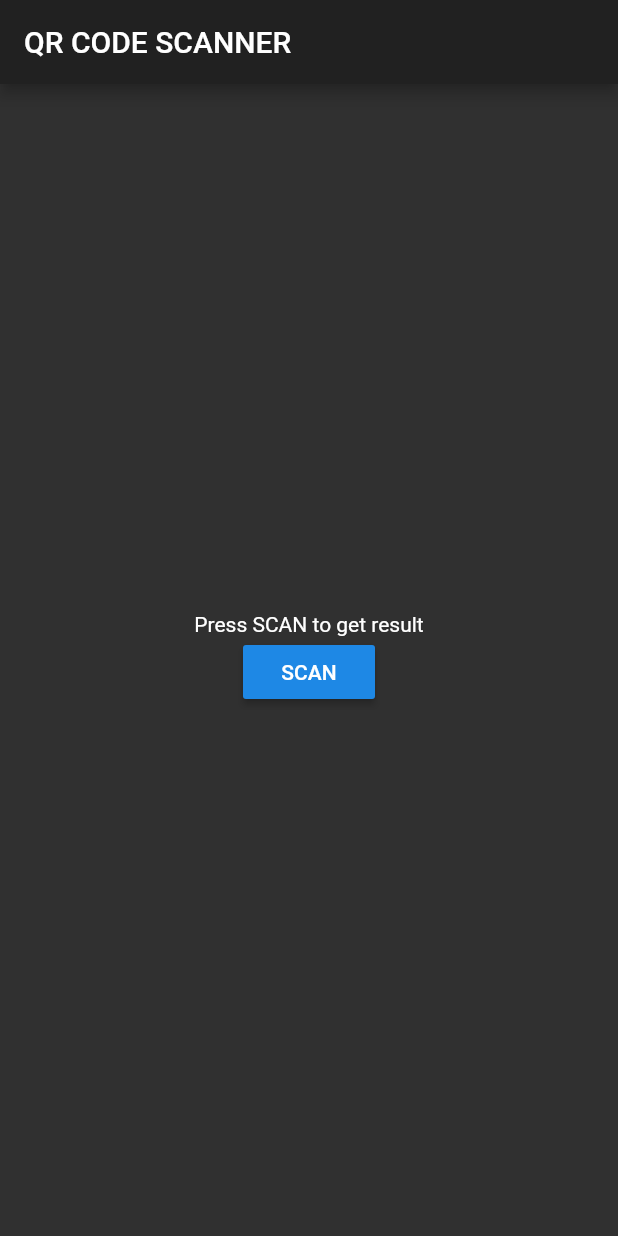
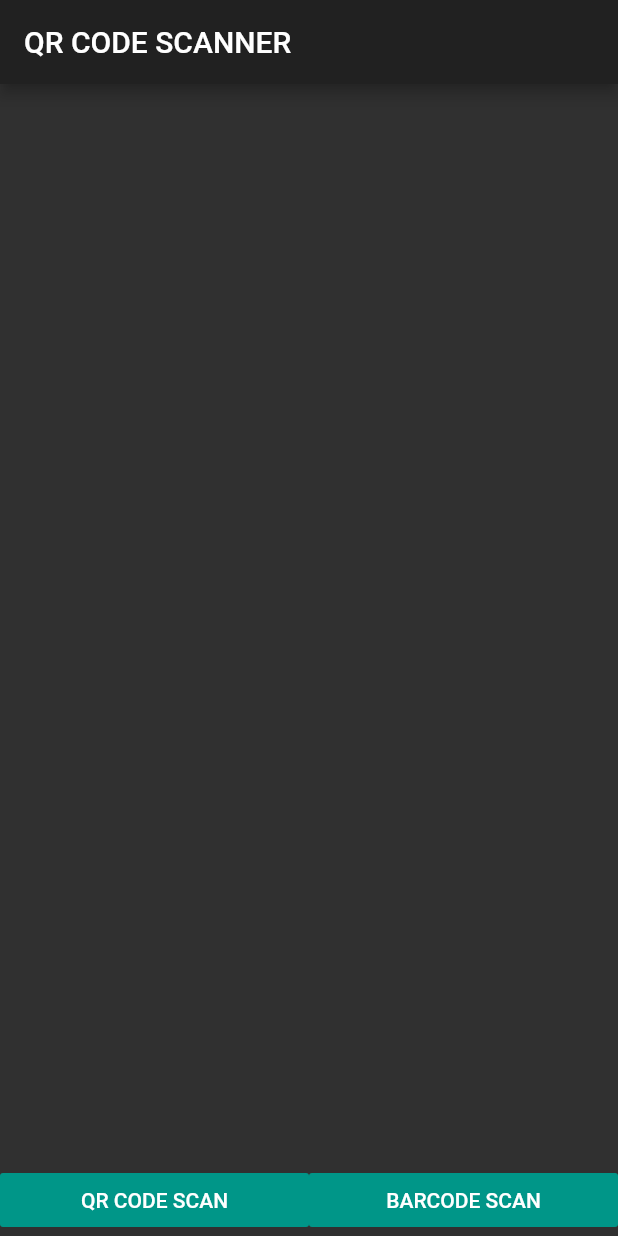
Before and after one commit to sakhayadeep/flutter-qr-code-scanner, a Flutter app: the screen it shows after launch, on a phone screen of 412 x 824 dp. Run offline on Flutter 3.47's test engine with Material 2 defaults, Android fonts, the phone set to English and light mode, and no system bars; missing offline and left inert: flutter_barcode_scanner, qrcode_reader.

Commit message:
barcode and qrcode scanner added

```diff
--- a/lib/main.dart
+++ b/lib/main.dart
@@ -1,5 +1,6 @@
 import 'package:flutter/material.dart';
 import 'package:qrcode_reader/qrcode_reader.dart';
+import 'package:flutter_barcode_scanner/flutter_barcode_scanner.dart';
 
 void main() => runApp(MyApp());
 
@@ -27,6 +28,12 @@ class MyHomePage extends StatefulWidget {
 class _MyHomePageState extends State<MyHomePage> {
   String scanResult;
 
+  @override
+  initState(){
+    super.initState();
+    _onBarCodeScannerButtonPressed();
+  }
+
   _onQrCodeScannerButtonPressed() async {
     String qrCodeData = await QRCodeReader()
                .setAutoFocusIntervalInMs(200)
@@ -40,6 +47,13 @@ class _MyHomePageState extends State<MyHomePage> {
     });
   }
 
+  _onBarCodeScannerButtonPressed() async {
+    String barCodeData = await FlutterBarcodeScanner.scanBarcode("#008080","",false);
+    setState(() {
+      scanResult = barCodeData;
+    });
+  }
+
   @override
   Widget build(BuildContext context) {
     return Scaffold(
@@ -48,14 +62,16 @@ class _MyHomePageState extends State<MyHomePage> {
       ),
       body: Center(
         child: Column(
-          mainAxisAlignment: MainAxisAlignment.center,
+          mainAxisAlignment: MainAxisAlignment.end,
           children: <Widget>[
             Container(
               child: (scanResult == null)?Text("Press SCAN to get result"):Text(scanResult),
             ),
-            RaisedButton(
-              onPressed: () => _onQrCodeScannerButtonPressed(),
-              child: Text("SCAN"),
+            Row(
+              children:[
+                Expanded(child: FlatButton(color: Colors.teal,onPressed: () => _onQrCodeScannerButtonPressed(),child: Text("QR CODE SCAN"),),),
+                Expanded(child: FlatButton(color: Colors.teal,onPressed: () => _onBarCodeScannerButtonPressed(),child: Text("BARCODE SCAN"),),)
+              ]
             ),
           ],
         ),
--- a/pubspec.yaml
+++ b/pubspec.yaml
@@ -20,6 +20,7 @@ dependencies:
   flutter:
     sdk: flutter
   qrcode_reader: ^0.4.4
+  flutter_barcode_scanner: ^0.0.9
 
 
   # The following adds the Cupertino Icons font to your application.
```
Also changed, not shown: pubspec.lock.
